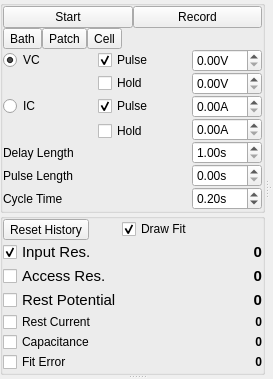
Above: lib/modules/Patch/PatchTemplate.ui from acq4/acq4 before the change. Below: the same form after it.
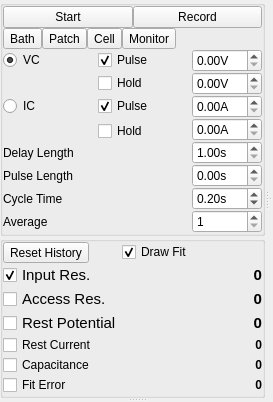
That is the form after the change. Custom widgets are drawn as their Qt base class.

Commit message: Added averaging to patch module

```diff
--- a/lib/modules/Patch/PatchTemplate.ui
+++ b/lib/modules/Patch/PatchTemplate.ui
@@ -299,6 +299,13 @@
                </property>
               </widget>
              </item>
+             <item>
+              <widget class="QToolButton" name="monitorModeBtn">
+               <property name="text">
+                <string>Monitor</string>
+               </property>
+              </widget>
+             </item>
              <item>
               <spacer name="horizontalSpacer">
                <property name="orientation">
@@ -314,6 +321,26 @@
              </item>
             </layout>
            </item>
+           <item row="11" column="0">
+            <widget class="QLabel" name="label_2">
+             <property name="text">
+              <string>Average</string>
+             </property>
+            </widget>
+           </item>
+           <item row="11" column="2">
+            <widget class="QSpinBox" name="averageSpin">
+             <property name="minimum">
+              <number>1</number>
+             </property>
+             <property name="maximum">
+              <number>100</number>
+             </property>
+             <property name="value">
+              <number>1</number>
+             </property>
+            </widget>
+           </item>
           </layout>
          </widget>
         </item>
```
The commit also changes 2 other files.
